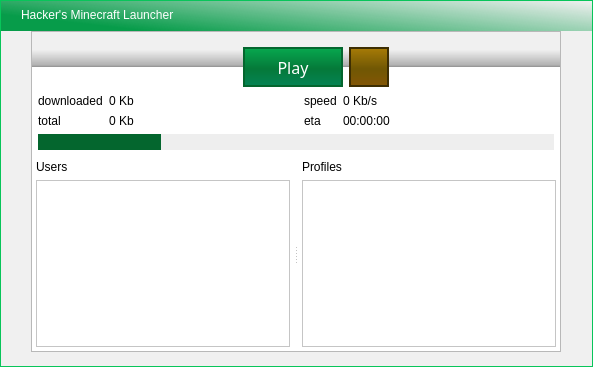
Alex2772/hackers-mc-launcher, file ui/HackersMCLauncher.ui: the form before one commit.
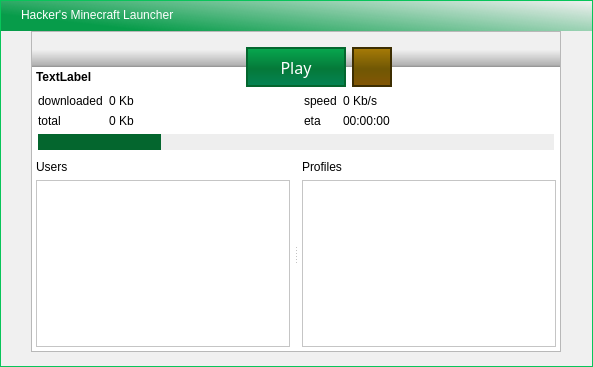
The form after the commit. Icons and pictures are not drawn.

```diff
--- a/ui/HackersMCLauncher.ui
+++ b/ui/HackersMCLauncher.ui
@@ -424,7 +424,7 @@
            </spacer>
           </item>
           <item>
-           <widget class="QFrame" name="horizontalFrame_2">
+           <widget class="QFrame" name="topPane">
             <property name="maximumSize">
              <size>
               <width>16777215</width>
@@ -432,22 +432,29 @@
              </size>
             </property>
             <property name="styleSheet">
-             <string notr="true">background:qlineargradient(spread:pad, x1:1, y1:0, x2:1, y2:1, stop:0.0927342 rgba(0, 0, 0, 0), stop:0.454262 rgba(0, 0, 0, 67), stop:0.492063 rgba(0, 0, 0, 96), stop:0.493122 rgba(90, 90, 90, 255), stop:0.500529 rgba(95, 95, 95, 255), stop:0.501587 rgba(255, 255, 255, 255), stop:1 rgba(255, 255, 255, 255))</string>
+             <string notr="true">#topPane {
+background:qlineargradient(spread:pad, x1:1, y1:0, x2:1, y2:1, stop:0.0927342 rgba(0, 0, 0, 0), stop:0.454262 rgba(0, 0, 0, 67), stop:0.492063 rgba(0, 0, 0, 96), stop:0.493122 rgba(90, 90, 90, 255), stop:0.500529 rgba(95, 95, 95, 255), stop:0.501587 rgba(255, 255, 255, 255), stop:1 rgba(255, 255, 255, 255))
+}</string>
             </property>
             <layout class="QHBoxLayout" name="horizontalLayout_3">
              <property name="leftMargin">
-              <number>1</number>
+              <number>4</number>
              </property>
              <property name="topMargin">
               <number>1</number>
              </property>
              <property name="rightMargin">
-              <number>1</number>
+              <number>4</number>
              </property>
              <property name="bottomMargin">
               <number>1</number>
              </property>
              <item>
+              <layout class="QVBoxLayout" name="verticalLayout_5">
+               <property name="leftMargin">
+                <number>0</number>
+               </property>
+               <item>
               <spacer name="horizontalSpacer_2">
                <property name="orientation">
                 <enum>Qt::Horizontal</enum>
@@ -459,6 +466,18 @@
                 </size>
                </property>
               </spacer>
+               </item>
+               <item>
+                <widget class="QLabel" name="status">
+                 <property name="styleSheet">
+                  <string notr="true">font-weight: 700;</string>
+                 </property>
+                 <property name="text">
+                  <string>TextLabel</string>
+                 </property>
+                </widget>
+               </item>
+              </layout>
              </item>
              <item>
               <spacer name="horizontalSpacer">
```
Lines whose indentation alone changed are shown as unchanged.
